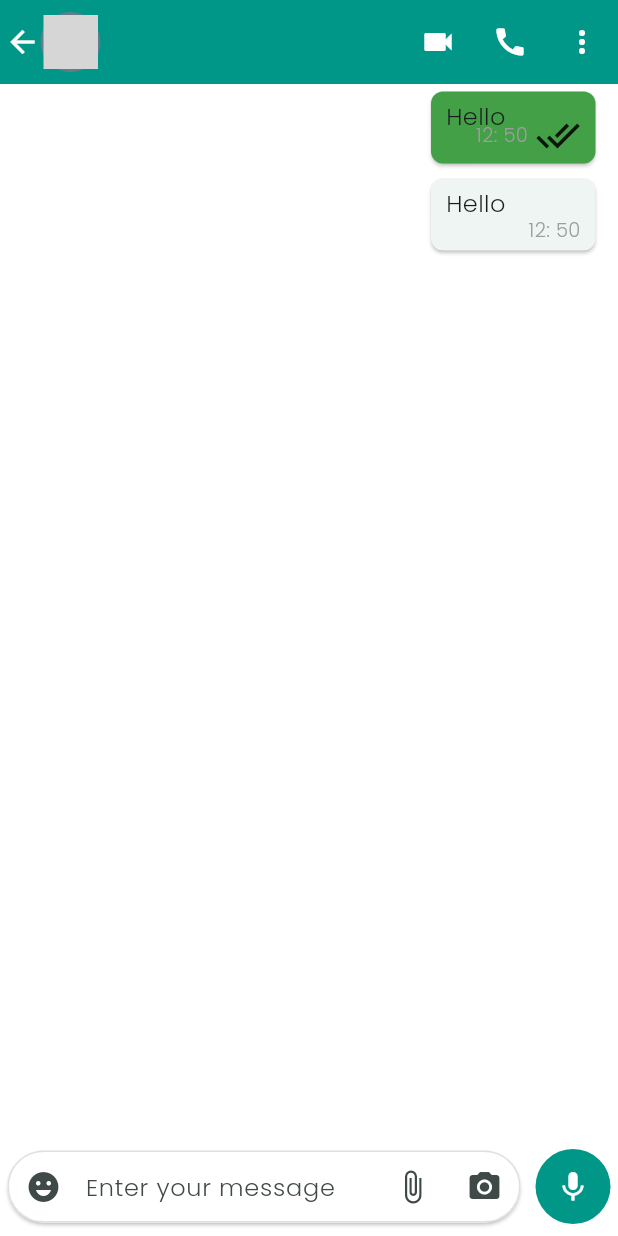
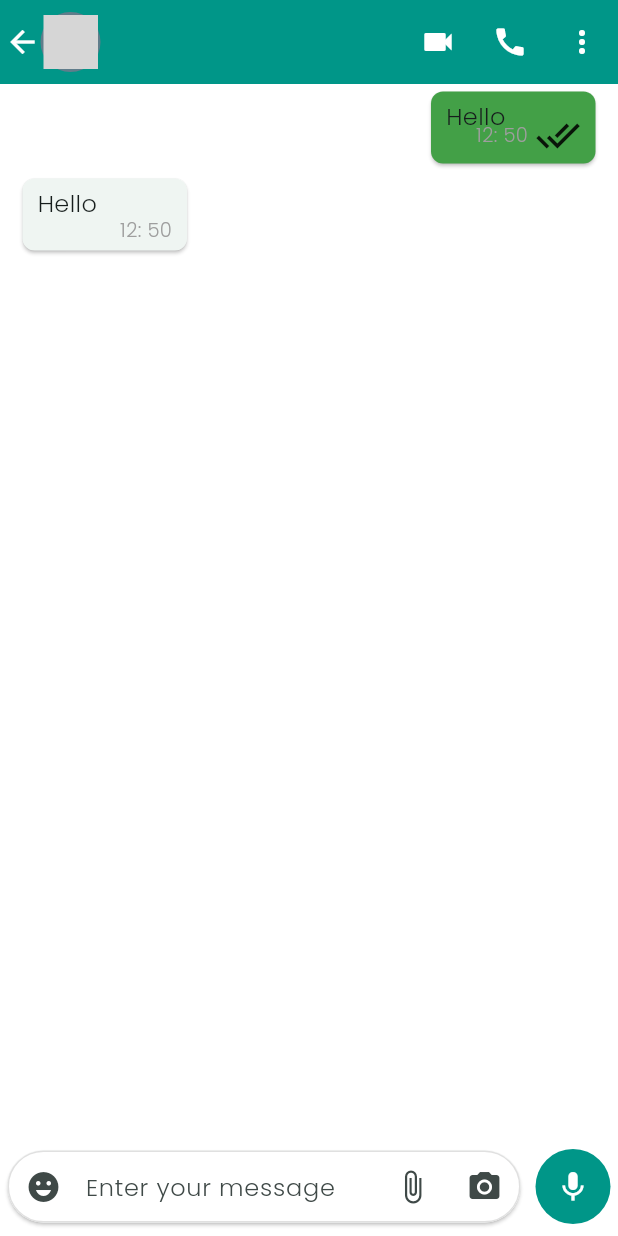
Before and after one commit to rohitghatal1/QuickChat-Flutter, a Flutter app: the IndividualPage screen opened directly with empty values, on a phone screen of 412 x 824 dp. Run offline on Flutter 3.47's test engine with Material 3 defaults, Android fonts, the phone set to English and light mode, and no system bars; our stand-ins replace camera, flutter_svg; missing offline and left inert: dart:ffi; grey boxes are pictures that could not be loaded.

Commit message:
updated ui

```diff
--- a/lib/Screens/IndividualPage.dart
+++ b/lib/Screens/IndividualPage.dart
@@ -98,12 +98,15 @@ class _IndividualPageState extends State<IndividualPage> {
             width: MediaQuery.of(context).size.width,
             child: Stack(
               children: [
-                ListView(
-                  shrinkWrap: true,
-                  children: [
-                    MyMessageCard(),
-                    OthersMessageCard()
-                  ],
+                Container(
+                  height: MediaQuery.of(context).size.height - 140,
+                  child: ListView(
+                    shrinkWrap: true,
+                    children: [
+                      MyMessageCard(),
+                      OthersMessageCard()
+                    ],
+                  ),
                 ),
                 Align(
                   alignment: Alignment.bottomCenter,
--- a/lib/components/OthersMessageCard.dart
+++ b/lib/components/OthersMessageCard.dart
@@ -6,7 +6,7 @@ class OthersMessageCard extends StatelessWidget {
   @override
   Widget build(BuildContext context) {
     return Align(
-      alignment: Alignment.centerRight,
+      alignment: Alignment.centerLeft,
       child: ConstrainedBox(
         constraints: BoxConstraints(
           maxWidth: MediaQuery.of(context).size.width - 45,
```
